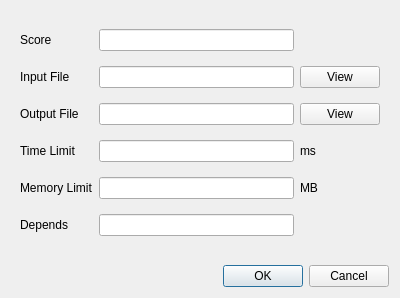
The window that forms/exttestcaseupdater.ui (Project-LemonLime/Project_LemonLime) describes before a commit, drawn with Qt 5.
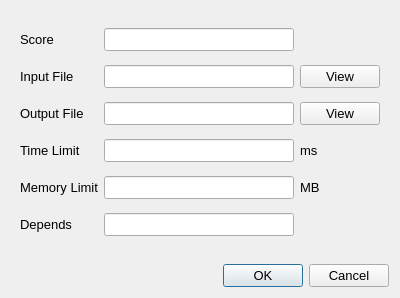
The same window after the commit. Custom widgets are drawn as their Qt base class.

```diff
--- a/forms/exttestcaseupdater.ui
+++ b/forms/exttestcaseupdater.ui
@@ -22,29 +22,61 @@
   <layout class="QVBoxLayout" name="verticalLayout">
    <item>
     <widget class="QWidget" name="widget" native="true">
+     <property name="font">
+      <font>
+       <pointsize>10</pointsize>
+      </font>
+     </property>
      <layout class="QGridLayout" name="gridLayout">
       <item row="0" column="0">
        <widget class="QLabel" name="labelScore">
+        <property name="font">
+         <font>
+          <pointsize>10</pointsize>
+         </font>
+        </property>
         <property name="text">
          <string>Score</string>
         </property>
        </widget>
       </item>
       <item row="0" column="1">
-       <widget class="QLineEdit" name="lineEditScore"/>
+       <widget class="QLineEdit" name="lineEditScore">
+        <property name="font">
+         <font>
+          <pointsize>10</pointsize>
+         </font>
+        </property>
+       </widget>
       </item>
       <item row="1" column="0">
        <widget class="QLabel" name="labelInput">
+        <property name="font">
+         <font>
+          <pointsize>10</pointsize>
+         </font>
+        </property>
         <property name="text">
          <string>Input File</string>
         </property>
        </widget>
       </item>
       <item row="1" column="1">
-       <widget class="FileLineEdit" name="lineEditInput"/>
+       <widget class="FileLineEdit" name="lineEditInput">
+        <property name="font">
+         <font>
+          <pointsize>10</pointsize>
+         </font>
+        </property>
+       </widget>
       </item>
       <item row="1" column="2">
        <widget class="QPushButton" name="buttonFindInput">
+        <property name="font">
+         <font>
+          <pointsize>10</pointsize>
+         </font>
+        </property>
         <property name="text">
          <string>View</string>
         </property>
@@ -52,16 +84,32 @@
       </item>
       <item row="2" column="0">
        <widget class="QLabel" name="labelOutput">
+        <property name="font">
+         <font>
+          <pointsize>10</pointsize>
+         </font>
+        </property>
         <property name="text">
          <string>Output File</string>
         </property>
        </widget>
       </item>
       <item row="2" column="1">
-       <widget class="FileLineEdit" name="lineEditOutput"/>
+       <widget class="FileLineEdit" name="lineEditOutput">
+        <property name="font">
+         <font>
+          <pointsize>10</pointsize>
+         </font>
+        </property>
+       </widget>
       </item>
       <item row="2" column="2">
        <widget class="QPushButton" name="buttonFindOutput">
+        <property name="font">
+         <font>
+          <pointsize>10</pointsize>
+         </font>
+        </property>
         <property name="text">
          <string>View</string>
         </property>
@@ -69,16 +117,32 @@
       </item>
       <item row="3" column="0">
        <widget class="QLabel" name="labelTimeLimit">
+        <property name="font">
+         <font>
+          <pointsize>10</pointsize>
+         </font>
+        </property>
         <property name="text">
          <string>Time Limit</string>
         </property>
        </widget>
       </item>
       <item row="3" column="1">
-       <widget class="QLineEdit" name="lineEditTime"/>
+       <widget class="QLineEdit" name="lineEditTime">
+        <property name="font">
+         <font>
+          <pointsize>10</pointsize>
+         </font>
+        </property>
+       </widget>
       </item>
       <item row="3" column="2">
        <widget class="QLabel" name="label">
+        <property name="font">
+         <font>
+          <pointsize>10</pointsize>
+         </font>
+        </property>
         <property name="text">
          <string>ms</string>
         </property>
@@ -86,16 +150,32 @@
       </item>
       <item row="4" column="0">
        <widget class="QLabel" name="labelMemoryLimit">
+        <property name="font">
+         <font>
+          <pointsize>10</pointsize>
+         </font>
+        </property>
         <property name="text">
          <string>Memory Limit</string>
         </property>
        </widget>
       </item>
       <item row="4" column="1">
-       <widget class="QLineEdit" name="lineEditMemory"/>
+       <widget class="QLineEdit" name="lineEditMemory">
+        <property name="font">
+         <font>
+          <pointsize>10</pointsize>
+         </font>
+        </property>
+       </widget>
       </item>
       <item row="4" column="2">
        <widget class="QLabel" name="label_2">
+        <property name="font">
+         <font>
+          <pointsize>10</pointsize>
+         </font>
+        </property>
         <property name="text">
          <string>MB</string>
         </property>
@@ -103,19 +183,35 @@
       </item>
       <item row="5" column="0">
        <widget class="QLabel" name="labelDepend">
+        <property name="font">
+         <font>
+          <pointsize>10</pointsize>
+         </font>
+        </property>
         <property name="text">
          <string>Depends</string>
         </property>
        </widget>
       </item>
       <item row="5" column="1">
-       <widget class="QLineEdit" name="lineEditDepends"/>
+       <widget class="QLineEdit" name="lineEditDepends">
+        <property name="font">
+         <font>
+          <pointsize>10</pointsize>
+         </font>
+        </property>
+       </widget>
       </item>
      </layout>
     </widget>
    </item>
    <item>
     <widget class="QDialogButtonBox" name="buttonBox">
+     <property name="font">
+      <font>
+       <pointsize>10</pointsize>
+      </font>
+     </property>
      <property name="orientation">
       <enum>Qt::Horizontal</enum>
      </property>
```
